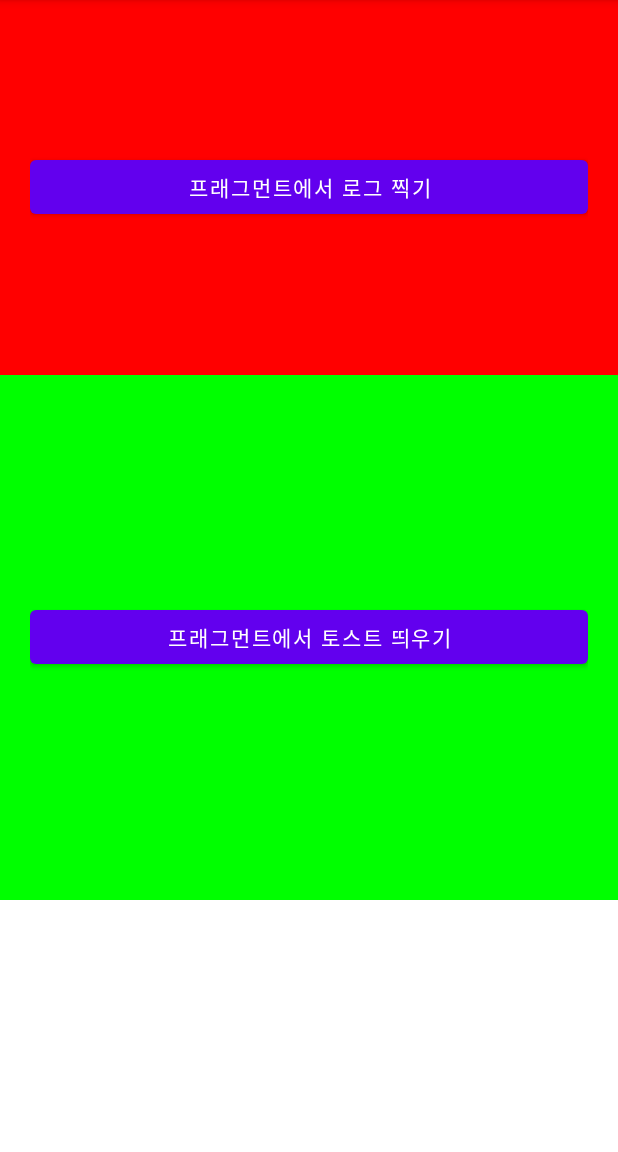
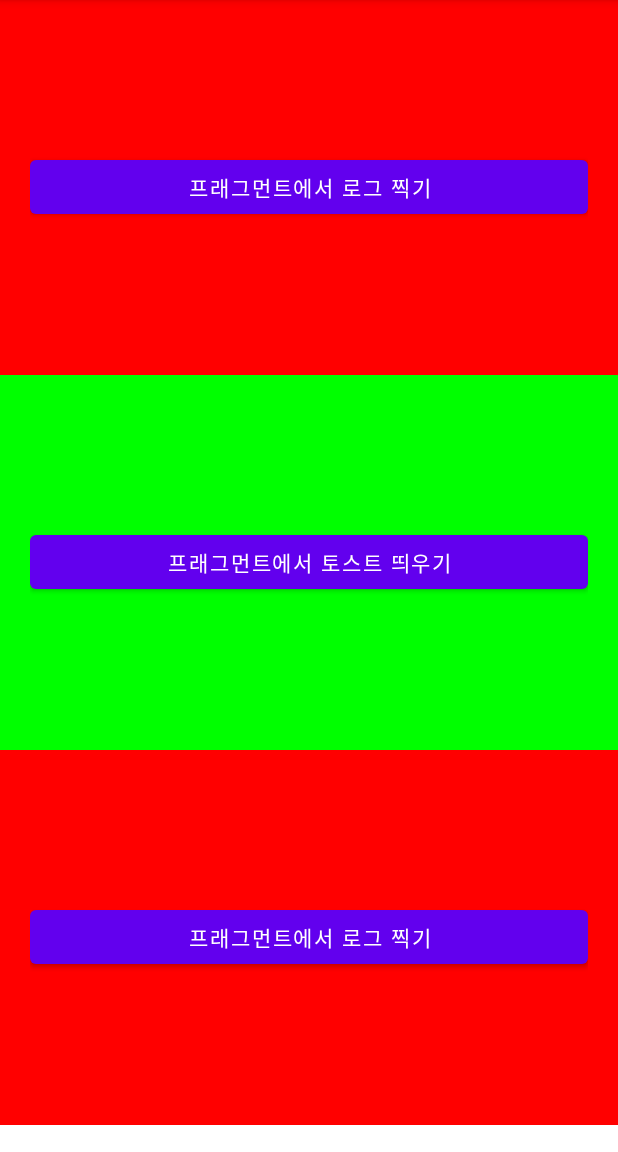
Before and after one commit to brotherbell91/Fragment_20220305, an Android app: the screen it shows after launch (MainActivity), on a phone screen of 412 x 824 dp, the part 84-1236 px from its top. Run offline under Robolectric (Android 15) with nearby library versions, the phone set to English and light mode, and no system bars.

Commit message:
하나의 프래그먼트 클래스, 2개의 ui 배치 인스턴스

```diff
--- a/app/src/main/java/com/hyeongjong/fragment_20220305/fragments/SecondFragment.kt
+++ b/app/src/main/java/com/hyeongjong/fragment_20220305/fragments/SecondFragment.kt
@@ -22,6 +22,7 @@ class SecondFragment : Fragment() {
     override fun onActivityCreated(savedInstanceState: Bundle?) {
         super.onActivityCreated(savedInstanceState)
 
+//        requireContext() = requireActivity() 둘다 가능
         btnToastInFragment.setOnClickListener {
             Toast.makeText(requireContext(), "토스트 띄우기", Toast.LENGTH_SHORT).show()
 
--- a/app/src/main/res/layout/activity_main.xml
+++ b/app/src/main/res/layout/activity_main.xml
@@ -16,7 +16,13 @@
     <fragment
         android:tag="두번째프래그먼트"
         android:layout_width="match_parent"
-        android:layout_height="350dp"
+        android:layout_height="250dp"
         class="com.hyeongjong.fragment_20220305.fragments.SecondFragment"/>
 
+    <fragment
+        android:tag="세번째프래그먼트"
+        android:layout_width="match_parent"
+        android:layout_height="250dp"
+        class="com.hyeongjong.fragment_20220305.fragments.FirstFragment" />
+
 </LinearLayout>
```
